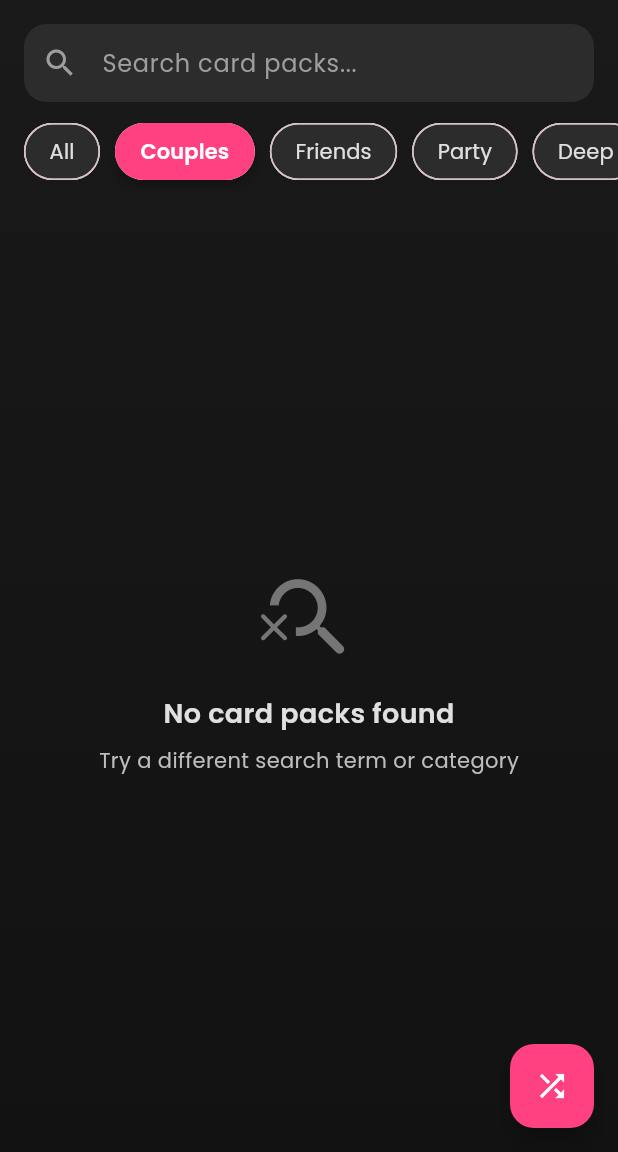
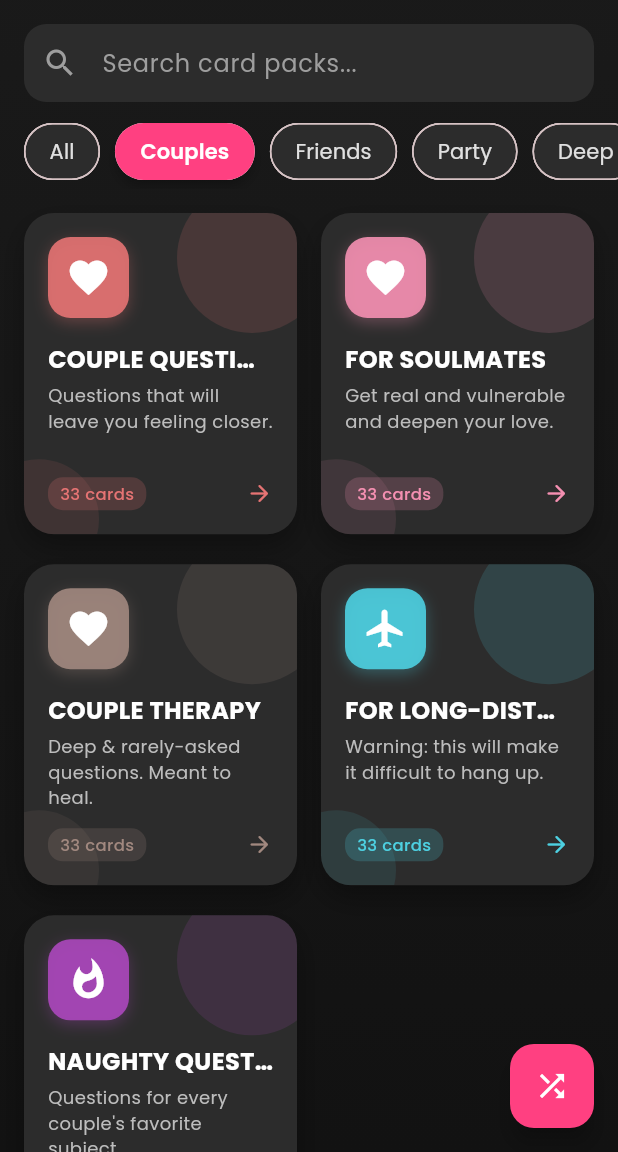
Before and after one commit to otmanik/flamingo_cards, a Flutter app: the PackSelectionScreen screen opened directly, after a tap on "Couples", on a phone screen of 412 x 824 dp, the part 84-1236 px from its top. Run offline on Flutter 3.47's test engine with Material 3 defaults, Android fonts, the phone set to English and light mode, and no system bars; our stand-ins replace confetti, flutter_staggered_animations, google_fonts, lottie, package_info_plus, share_plus and 2 more; accounts and stored records are empty.

Commit message:
fixing categories

```diff
--- a/lib/data/card_data.dart
+++ b/lib/data/card_data.dart
@@ -542,6 +542,7 @@ final List<CardPack> allCardPacks = [
     description: 'Questions that hit too deep.',
     questions: deepQuestions,
     color: Colors.indigo[300]!,
+    category: 'deep',
   ),
   CardPack(
     id: 'couple',
@@ -549,6 +550,7 @@ final List<CardPack> allCardPacks = [
     description: 'Questions that will leave you feeling closer.',
     questions: coupleQuestions,
     color: Colors.red[300]!,
+    category: 'couples',
   ),
   CardPack(
     id: 'tea',
@@ -556,6 +558,7 @@ final List<CardPack> allCardPacks = [
     description: 'pov: you just had an hour-long gossip session.',
     questions: spillTheTea,
     color: Colors.teal[300]!,
+    category: 'friends',
   ),
   CardPack(
     id: 'late_night',
@@ -563,6 +566,7 @@ final List<CardPack> allCardPacks = [
     description: 'Get to know each other — for real.',
     questions: lateNightTalks,
     color: Colors.deepPurple[300]!,
+    category: 'deep',
   ),
   CardPack(
     id: 'soulmates',
@@ -570,6 +574,7 @@ final List<CardPack> allCardPacks = [
     description: 'Get real and vulnerable and deepen your love.',
     questions: forSoulmates,
     color: Colors.pink[200]!,
+    category: 'couples',
   ),
   CardPack(
     id: 'juicy',
@@ -577,6 +582,7 @@ final List<CardPack> allCardPacks = [
     description: 'All about relationships, cheating, and exes!',
     questions: juicyConvos,
     color: Colors.orange[400]!,
+    category: 'party',
   ),
   CardPack(
     id: 'besties',
@@ -584,6 +590,7 @@ final List<CardPack> allCardPacks = [
     description: 'How well do you really know them?',
     questions: forBestFriends,
     color: Colors.lightBlue[300]!,
+    category: 'friends',
   ),
   CardPack(
     id: 'therapy',
@@ -591,6 +598,7 @@ final List<CardPack> allCardPacks = [
     description: 'Deep & rarely-asked questions. Meant to heal.',
     questions: coupleTherapy,
     color: Colors.brown[300]!,
+    category: 'couples',
   ),
   CardPack(
     id: 'confessions',
@@ -598,6 +606,7 @@ final List<CardPack> allCardPacks = [
     description: 'Expose your hidden secrets; no one is safe.',
     questions: confessions,
     color: Colors.grey[500]!,
+    category: 'party',
   ),
   CardPack(
     id: 'getting_to_know',
@@ -605,6 +614,7 @@ final List<CardPack> allCardPacks = [
     description: 'Questions to meet someone new.',
     questions: gettingToKnow,
     color: Colors.green[300]!,
+    category: 'friends',
   ),
   CardPack(
     id: 'long_distance',
@@ -612,6 +622,7 @@ final List<CardPack> allCardPacks = [
     description: 'Warning: this will make it difficult to hang up.',
     questions: forLongDistance,
     color: Colors.cyan[300]!,
+    category: 'couples',
   ),
   CardPack(
     id: 'spicy',
@@ -619,6 +630,7 @@ final List<CardPack> allCardPacks = [
     description: 'Turn up the heat with – extra risqué dares.',
     questions: spicyQuestions,
     color: Colors.red[600]!,
+    category: 'party',
   ), // Needs dare handling
   CardPack(
     id: 'siblings',
@@ -626,6 +638,7 @@ final List<CardPack> allCardPacks = [
     description: 'Ask each other before it’s too late.',
     questions: forSiblings,
     color: Colors.yellow[700]!,
+    category: 'friends',
   ),
   CardPack(
     id: 'naughty',
@@ -633,6 +646,7 @@ final List<CardPack> allCardPacks = [
     description: 'Questions for every couple\'s favorite subject.',
     questions: naughtyQuestions,
     color: Colors.purple[400]!,
+    category: 'couples',
   ),
   CardPack(
     id: 'wyr',
@@ -640,5 +654,6 @@ final List<CardPack> allCardPacks = [
     description: 'The classic game but much more intense.',
     questions: wouldYouRather,
     color: Colors.lime[600]!,
+    category: 'party',
   ),
 ];
--- a/lib/models/card_pack.dart
+++ b/lib/models/card_pack.dart
@@ -6,6 +6,7 @@ class CardPack {
   final String description;
   final List<String> questions; // Or prompts/dares
   final Color color; // Optional: for styling
+  final String category;
 
   const CardPack({
     required this.id,
@@ -13,5 +14,6 @@ class CardPack {
     required this.description,
     required this.questions,
     this.color = Colors.pinkAccent, // Default color
+    this.category = "ALL", // Default category
   });
 }
--- a/lib/screens/pack_selection_screen.dart
+++ b/lib/screens/pack_selection_screen.dart
@@ -1,3 +1,4 @@
+import 'package:flamingo_cards/screens/settings_screen.dart';
 import 'package:flutter/material.dart';
 import 'package:flutter_staggered_animations/flutter_staggered_animations.dart';
 import 'package:google_fonts/google_fonts.dart';
@@ -234,7 +235,7 @@ class _PackSelectionScreenState extends State<PackSelectionScreen>
       // Apply category filter
       final matchesCategory =
           _selectedCategory == 'All' ||
-          pack.name.toLowerCase().contains(_selectedCategory.toLowerCase());
+          pack.category.toLowerCase().contains(_selectedCategory.toLowerCase());
 
       return matchesSearch && matchesCategory;
     }).toList();
@@ -272,7 +273,12 @@ class _PackSelectionScreenState extends State<PackSelectionScreen>
             IconButton(
               icon: const Icon(Icons.settings_outlined, color: Colors.white),
               onPressed: () {
-                // Settings functionality
+                Navigator.push(
+                  context,
+                  MaterialPageRoute(
+                    builder: (context) => SettingsScreen(),
+                  ), // Assuming SettingsScreen is a StatefulWidget or StatelessWidget
+                );
               },
             ),
             const SizedBox(width: 8),
```
